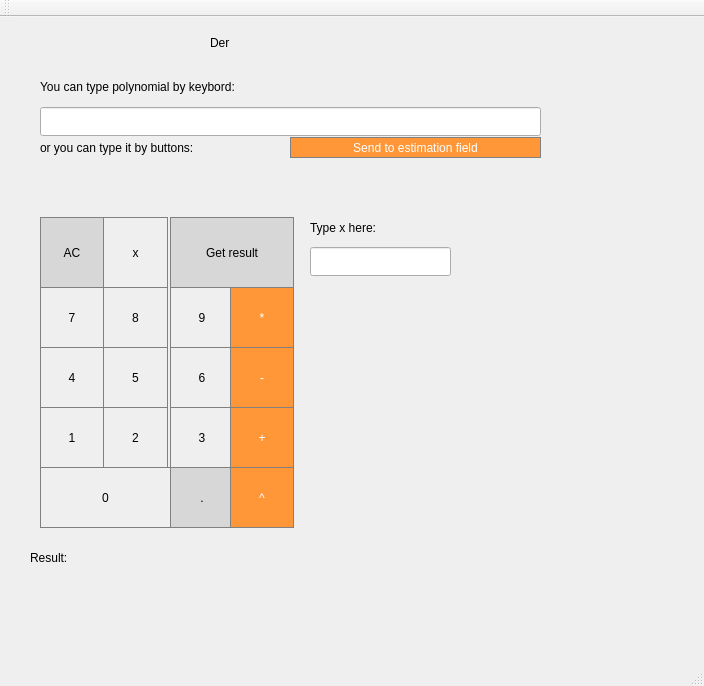
zvladn7/derivation, file mainwindow.ui: the form before one commit.
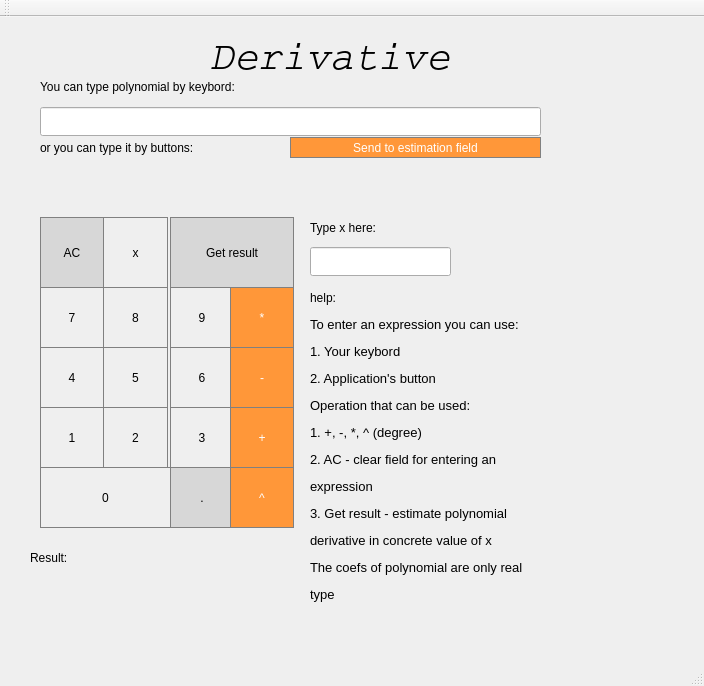
The form after the commit.

Commit message: added help to interface

Diff of the .ui file:
```diff
--- a/mainwindow.ui
+++ b/mainwindow.ui
@@ -598,12 +598,58 @@
      <rect>
       <x>210</x>
       <y>10</y>
-      <width>251</width>
-      <height>31</height>
+      <width>311</width>
+      <height>61</height>
      </rect>
     </property>
+    <property name="font">
+     <font>
+      <family>Courier</family>
+      <pointsize>30</pointsize>
+      <weight>50</weight>
+      <italic>true</italic>
+      <bold>false</bold>
+     </font>
+    </property>
+    <property name="styleSheet">
+     <string notr="true">Label {
+	background-color: rgb(255, 151, 57);
+	color: white;
+	border: 1px solid gray;
+}
+</string>
+    </property>
     <property name="text">
-     <string>Der</string>
+     <string>Derivative</string>
+    </property>
+   </widget>
+   <widget class="QLabel" name="label_5">
+    <property name="geometry">
+     <rect>
+      <x>310</x>
+      <y>270</y>
+      <width>80</width>
+      <height>21</height>
+     </rect>
+    </property>
+    <property name="text">
+     <string>help:</string>
+    </property>
+   </widget>
+   <widget class="QLabel" name="label_6">
+    <property name="geometry">
+     <rect>
+      <x>310</x>
+      <y>300</y>
+      <width>361</width>
+      <height>311</height>
+     </rect>
+    </property>
+    <property name="text">
+     <string>&lt;html&gt;&lt;head/&gt;&lt;body&gt;&lt;p align=&quot;justify&quot;&gt;&lt;span style=&quot; font-size:10pt;&quot;&gt;To enter an expression you can use: &lt;/span&gt;&lt;/p&gt;&lt;p align=&quot;justify&quot;&gt;&lt;span style=&quot; font-size:10pt;&quot;&gt;1. Your keybord&lt;/span&gt;&lt;/p&gt;&lt;p align=&quot;justify&quot;&gt;&lt;span style=&quot; font-size:10pt;&quot;&gt;2. Application's button&lt;/span&gt;&lt;/p&gt;&lt;p align=&quot;justify&quot;&gt;&lt;span style=&quot; font-size:10pt;&quot;&gt;Operation that can be used:&lt;/span&gt;&lt;/p&gt;&lt;p align=&quot;justify&quot;&gt;&lt;span style=&quot; font-size:10pt;&quot;&gt;1. +, -, *, ^ (degree) &lt;/span&gt;&lt;/p&gt;&lt;p align=&quot;justify&quot;&gt;&lt;span style=&quot; font-size:10pt;&quot;&gt;2. AC - clear field for entering an &lt;/span&gt;&lt;/p&gt;&lt;p align=&quot;justify&quot;&gt;&lt;span style=&quot; font-size:10pt;&quot;&gt;expression&lt;/span&gt;&lt;/p&gt;&lt;p align=&quot;justify&quot;&gt;&lt;span style=&quot; font-size:10pt;&quot;&gt;3. Get result - estimate polynomial &lt;/span&gt;&lt;/p&gt;&lt;p align=&quot;justify&quot;&gt;&lt;span style=&quot; font-size:10pt;&quot;&gt;derivative in concrete value of x&lt;/span&gt;&lt;/p&gt;&lt;p align=&quot;justify&quot;&gt;&lt;span style=&quot; font-size:10pt;&quot;&gt;The coefs of polynomial are only real &lt;/span&gt;&lt;/p&gt;&lt;p align=&quot;justify&quot;&gt;&lt;span style=&quot; font-size:10pt;&quot;&gt;type&lt;/span&gt;&lt;/p&gt;&lt;/body&gt;&lt;/html&gt;</string>
+    </property>
+    <property name="alignment">
+     <set>Qt::AlignLeading|Qt::AlignLeft|Qt::AlignTop</set>
     </property>
    </widget>
   </widget>
```
The commit also changes 1 other file.
